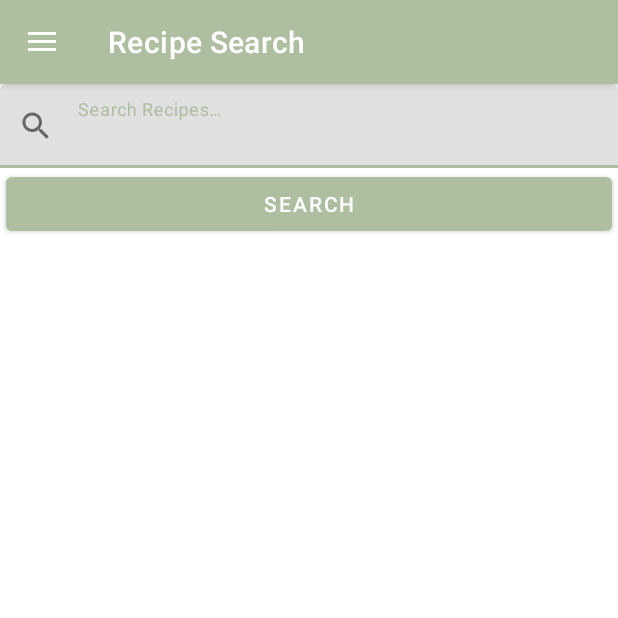
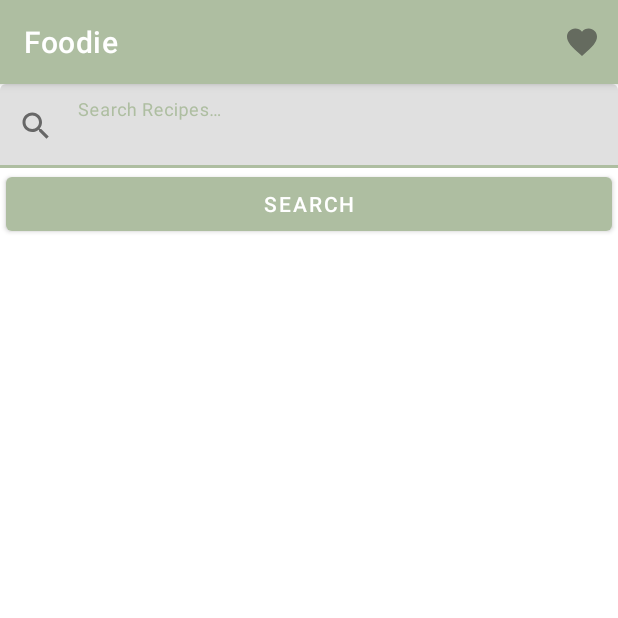
Before and after one commit to srslyashh/Recipe-Finder-Kotlin, an Android app: the screen it shows after launch (MainActivity), on a phone screen of 412 x 824 dp, the top half of it. Run offline under Robolectric (Android 15) with nearby library versions, the phone set to English and light mode, and no system bars; our stand-ins replace navigation-ui; pictures from the network do not load.

Commit message:
Removed navigation drawer, moved the favorite button the menu bar, made the landing screen for view recipe and favorited recipes.

```diff
--- a/app/build.gradle
+++ b/app/build.gradle
@@ -56,6 +56,7 @@ dependencies {
     implementation 'org.jetbrains.kotlinx:kotlinx-coroutines-android:1.6.4'
 
     implementation 'com.google.devtools.ksp:symbol-processing-api:1.7.21-1.0.8'
+    implementation 'androidx.constraintlayout:constraintlayout:2.1.4'
 
     ksp 'com.squareup.moshi:moshi-kotlin-codegen:1.14.0'
     ksp 'androidx.room:room-compiler:2.5.0'
--- a/app/src/main/java/com/example/foodie/ui/MainActivity.kt
+++ b/app/src/main/java/com/example/foodie/ui/MainActivity.kt
@@ -1,42 +1,135 @@
 package com.example.foodie.ui
 
+import android.content.Intent
 import androidx.appcompat.app.AppCompatActivity
 import android.os.Bundle
+import android.text.TextUtils
+import android.util.Log
+import android.view.Menu
+import android.view.MenuItem
+import android.view.View
+import android.widget.Button
+import android.widget.EditText
+import android.widget.TextView
+import androidx.activity.viewModels
 import androidx.drawerlayout.widget.DrawerLayout
+import androidx.fragment.app.viewModels
 import androidx.navigation.findNavController
 import androidx.navigation.fragment.NavHostFragment
 import androidx.navigation.ui.navigateUp
 import androidx.navigation.ui.AppBarConfiguration
 import androidx.navigation.ui.setupActionBarWithNavController
 import androidx.navigation.ui.setupWithNavController
+import androidx.recyclerview.widget.LinearLayoutManager
+import androidx.recyclerview.widget.RecyclerView
 import com.example.foodie.BuildConfig
 import com.example.foodie.R
+import com.example.foodie.data.LoadingStatus
+import com.example.foodie.data.Recipe
 import com.google.android.material.navigation.NavigationView
+import com.google.android.material.progressindicator.CircularProgressIndicator
 
 const val SPOONACULAR_API_KEY = "c98b547731df4cdda593ef7144516245"
 
 class MainActivity : AppCompatActivity() {
-    private lateinit var appBarConfig: AppBarConfiguration
+    private val TAG = "MainActivity"
+
+    private val simpleRecipeListAdapter = RecipeListAdapter(::onSimpleRecipeClick)
+    private val viewModel: RecipeSearchViewModel by viewModels()
+
+    private lateinit var searchResultsListRV: RecyclerView
+    private lateinit var searchErrorTV: TextView
+    private lateinit var loadingIndicator: CircularProgressIndicator
 
     override fun onCreate(savedInstanceState: Bundle?) {
         super.onCreate(savedInstanceState)
         setContentView(R.layout.activity_main)
 
-        val navHostFragment = supportFragmentManager.findFragmentById(
-            R.id.nav_host_fragment
-        ) as NavHostFragment
-        val navController = navHostFragment.navController
+        val searchBoxET: EditText = findViewById(R.id.et_search_box)
+        val searchBtn: Button = findViewById(R.id.btn_search)
 
-        val drawerLayout: DrawerLayout = findViewById(R.id.drawer_layout)
-        appBarConfig = AppBarConfiguration(navController.graph, drawerLayout)
-        setupActionBarWithNavController(navController, appBarConfig)
+        searchErrorTV = findViewById(R.id.tv_search_error)
+        loadingIndicator = findViewById(R.id.loading_indicator)
 
-        findViewById<NavigationView>(R.id.nav_view)?.setupWithNavController(navController)
+        /*
+         * Set up RecyclerView.
+         */
+        searchResultsListRV = findViewById(R.id.rv_search_results)
+        searchResultsListRV.layoutManager = LinearLayoutManager(this)
+        searchResultsListRV.setHasFixedSize(true)
+        searchResultsListRV.adapter = simpleRecipeListAdapter
+
+        /*
+         * Set up an observer on the current search results.  Every time the search results change,
+         * send the new search results into the RecyclerView adapter to be displayed.
+         */
+        viewModel.searchResults.observe(this) { searchResults ->
+            simpleRecipeListAdapter.updateSimpleRecipeList(searchResults)
+        }
+
+        /*
+         * Set up an observer on the loading status of the API query.  Display the correct UI
+         * elements based on the current loading status.
+         */
+        viewModel.loadingStatus.observe(this) { loadingStatus ->
+            when (loadingStatus) {
+                LoadingStatus.LOADING -> {
+                    loadingIndicator.visibility = View.VISIBLE
+                    searchResultsListRV.visibility = View.INVISIBLE
+                    searchErrorTV.visibility = View.INVISIBLE
+                }
+                LoadingStatus.ERROR -> {
+                    loadingIndicator.visibility = View.INVISIBLE
+                    searchResultsListRV.visibility = View.INVISIBLE
+                    searchErrorTV.visibility = View.VISIBLE
+                }
+                else -> {
+                    loadingIndicator.visibility = View.INVISIBLE
+                    searchResultsListRV.visibility = View.VISIBLE
+                    searchErrorTV.visibility = View.INVISIBLE
+                }
+            }
+        }
+
+        /*
+         * Set up an observer on the error message associated with the current API query.  If the
+         * error message is not null, display it to the user.
+         */
+        viewModel.errorMessage.observe(this) { errorMessage ->
+            if (errorMessage != null) {
+                Log.d(TAG, "Error executing search query: $errorMessage")
+                searchErrorTV.text = getString(R.string.search_error, errorMessage)
+            }
+        }
+
+        searchBtn.setOnClickListener {
+            val query = searchBoxET.text.toString()
+            if (!TextUtils.isEmpty(query)) {
+                viewModel.searchRecipes(query)
+                searchResultsListRV.scrollToPosition(0)
+            }
+        }
     }
 
-    override fun onSupportNavigateUp(): Boolean {
-        val navController = findNavController(R.id.nav_host_fragment)
-        return navController.navigateUp(appBarConfig)
-                || super.onSupportNavigateUp()
+    private fun onSimpleRecipeClick(recipe: Recipe) {
+        val intent = Intent(this, RecipeDetailActivity::class.java)
+        intent.putExtra(EXTRA_FAVORITE_RECIPE, recipe)
+        startActivity(intent)
+    }
+
+    override fun onCreateOptionsMenu(menu: Menu): Boolean {
+        menuInflater.inflate(R.menu.activity_main, menu)
+        return true
+    }
+
+    override fun onOptionsItemSelected(item: MenuItem): Boolean {
+        return when (item.itemId) {
+            R.id.action_favorite -> {
+                val intent = Intent(this, FavoritedRecipesActivity::class.java)
+                startActivity(intent)
+                true
+            }
+            else -> super.onOptionsItemSelected(item)
+        }
     }
 }
--- a/app/src/main/java/com/example/foodie/ui/RecipeSearchFragment.kt
+++ /dev/null
@@ -1,107 +0,0 @@
-package com.example.foodie.ui
-
-import android.os.Bundle
-import android.text.TextUtils
-import android.util.Log
-import android.view.View
-import android.widget.Button
-import android.widget.EditText
-import android.widget.TextView
-import androidx.fragment.app.Fragment
-import androidx.fragment.app.viewModels
-import androidx.navigation.fragment.findNavController
-import androidx.preference.PreferenceManager
-import androidx.recyclerview.widget.LinearLayoutManager
-import androidx.recyclerview.widget.RecyclerView
-import com.example.foodie.R
-import com.example.foodie.data.LoadingStatus
-import com.example.foodie.data.Recipe
-import com.google.android.material.progressindicator.CircularProgressIndicator
-
-class RecipeSearchFragment: Fragment(R.layout.recipe_search_fragment) {
-    private val TAG = "MainActivity"
-
-    private val simpleRecipeListAdapter = RecipeListAdapter(::onSimpleRecipeClick)
-    private val viewModel: RecipeSearchViewModel by viewModels()
-
-    private lateinit var searchResultsListRV: RecyclerView
-    private lateinit var searchErrorTV: TextView
-    private lateinit var loadingIndicator: CircularProgressIndicator
-
-    override fun onViewCreated(
-        view: View,
-        savedInstanceState: Bundle?
-    ) {
-        super.onViewCreated(view, savedInstanceState)
-
-        val searchBoxET: EditText = view.findViewById(R.id.et_search_box)
-        val searchBtn: Button = view.findViewById(R.id.btn_search)
-
-        searchErrorTV = view.findViewById(R.id.tv_search_error)
-        loadingIndicator = view.findViewById(R.id.loading_indicator)
-
-        /*
-         * Set up RecyclerView.
-         */
-        searchResultsListRV = view.findViewById(R.id.rv_search_results)
-        searchResultsListRV.layoutManager = LinearLayoutManager(requireContext())
-        searchResultsListRV.setHasFixedSize(true)
-        searchResultsListRV.adapter = simpleRecipeListAdapter
-
-        /*
-         * Set up an observer on the current search results.  Every time the search results change,
-         * send the new search results into the RecyclerView adapter to be displayed.
-         */
-        viewModel.searchResults.observe(viewLifecycleOwner) { searchResults ->
-            simpleRecipeListAdapter.updateSimpleRecipeList(searchResults)
-        }
-
-        /*
-         * Set up an observer on the loading status of the API query.  Display the correct UI
-         * elements based on the current loading status.
-         */
-        viewModel.loadingStatus.observe(viewLifecycleOwner) { loadingStatus ->
-            when (loadingStatus) {
-                LoadingStatus.LOADING -> {
-                    loadingIndicator.visibility = View.VISIBLE
-                    searchResultsListRV.visibility = View.INVISIBLE
-                    searchErrorTV.visibility = View.INVISIBLE
-                }
-                LoadingStatus.ERROR -> {
-                    loadingIndicator.visibility = View.INVISIBLE
-                    searchResultsListRV.visibility = View.INVISIBLE
-                    searchErrorTV.visibility = View.VISIBLE
-                }
-                else -> {
-                    loadingIndicator.visibility = View.INVISIBLE
-                    searchResultsListRV.visibility = View.VISIBLE
-                    searchErrorTV.visibility = View.INVISIBLE
-                }
-            }
-        }
-
-        /*
-         * Set up an observer on the error message associated with the current API query.  If the
-         * error message is not null, display it to the user.
-         */
-        viewModel.errorMessage.observe(viewLifecycleOwner) { errorMessage->
-            if (errorMessage != null) {
-                Log.d(TAG, "Error executing search query: $errorMessage")
-                searchErrorTV.text = getString(R.string.search_error, errorMessage)
-            }
-        }
-
-        searchBtn.setOnClickListener {
-            val query = searchBoxET.text.toString()
-            if (!TextUtils.isEmpty(query)) {
-                viewModel.searchRecipes(query)
-                searchResultsListRV.scrollToPosition(0)
-            }
-        }
-    }
-
-    private fun onSimpleRecipeClick(recipe: Recipe) {
-        val directions = RecipeSearchFragmentDirections.navigateToRecipeDetail(recipe)
-        findNavController().navigate(directions)
-    }
-}
--- a/app/src/main/res/layout/activity_main.xml
+++ b/app/src/main/res/layout/activity_main.xml
@@ -1,33 +1,57 @@
 <?xml version="1.0" encoding="utf-8"?>
-<androidx.drawerlayout.widget.DrawerLayout
-    xmlns:android="http://schemas.android.com/apk/res/android"
+<LinearLayout xmlns:android="http://schemas.android.com/apk/res/android"
     xmlns:tools="http://schemas.android.com/tools"
-    xmlns:app="http://schemas.android.com/apk/res-auto"
-    android:id="@+id/drawer_layout"
     android:layout_width="match_parent"
     android:layout_height="match_parent"
+    xmlns:app="http://schemas.android.com/apk/res-auto"
+    android:orientation="vertical"
     tools:context=".ui.MainActivity">
 
-    <androidx.coordinatorlayout.widget.CoordinatorLayout
+    <com.google.android.material.textfield.TextInputLayout
         android:layout_width="match_parent"
-        android:layout_height="match_parent"
-        android:orientation="vertical">
+        android:layout_height="wrap_content"
+        android:layout_gravity="center"
+        android:hint="@string/search_hint"
+        app:startIconDrawable="@drawable/ic_baseline_search_24">
+        <com.google.android.material.textfield.TextInputEditText
+            android:id="@+id/et_search_box"
+            android:layout_width="match_parent"
+            android:layout_height="wrap_content" />
+    </com.google.android.material.textfield.TextInputLayout>
 
-        <androidx.fragment.app.FragmentContainerView
-            android:id="@+id/nav_host_fragment"
+    <Button
+        android:id="@+id/btn_search"
+        android:layout_width="match_parent"
+        android:layout_height="wrap_content"
+        android:layout_marginHorizontal="4dp"
+        style="?attr/materialButtonStyle"
+        android:text="@string/search" />
+
+    <FrameLayout
+        android:layout_width="match_parent"
+        android:layout_height="match_parent">
+        <androidx.recyclerview.widget.RecyclerView
+            android:id="@+id/rv_search_results"
             android:layout_width="match_parent"
-            android:layout_height="match_parent"
-            android:name="androidx.navigation.fragment.NavHostFragment"
-            app:navGraph="@navigation/main_nav_graph"
-            app:defaultNavHost="true" />
+            android:layout_height="match_parent" />
 
-    </androidx.coordinatorlayout.widget.CoordinatorLayout>
+        <TextView
+            android:id="@+id/tv_search_error"
+            android:layout_width="wrap_content"
+            android:layout_height="wrap_content"
+            android:padding="16dp"
+            android:textAppearance="?attr/textAppearanceBody1"
+            android:textColor="?attr/colorError"
+            android:visibility="invisible" />
 
-    <com.google.android.material.navigation.NavigationView
-        android:id="@+id/nav_view"
-        android:layout_width="wrap_content"
-        android:layout_height="match_parent"
-        android:layout_gravity="start"
-        app:menu="@menu/main_nav_drawer"/>
+        <com.google.android.material.progressindicator.CircularProgressIndicator
+            android:id="@+id/loading_indicator"
+            android:layout_width="wrap_content"
+            android:layout_height="wrap_content"
+            android:indeterminate="true"
+            android:layout_marginTop="32dp"
+            android:layout_gravity="top|center_horizontal"
+            android:visibility="invisible" />
+    </FrameLayout>
 
-</androidx.drawerlayout.widget.DrawerLayout>
+</LinearLayout>
--- a/app/src/main/res/layout/favorited_recipes_fragment.xml
+++ /dev/null
@@ -1,5 +0,0 @@
-<?xml version="1.0" encoding="utf-8"?>
-<androidx.recyclerview.widget.RecyclerView xmlns:android="http://schemas.android.com/apk/res/android"
-    android:id="@+id/rv_favorited_recipes"
-    android:layout_width="match_parent"
-    android:layout_height="match_parent" />
--- a/app/src/main/res/layout/recipe_search_fragment.xml
+++ /dev/null
@@ -1,57 +0,0 @@
-<?xml version="1.0" encoding="utf-8"?>
-<LinearLayout xmlns:android="http://schemas.android.com/apk/res/android"
-    xmlns:tools="http://schemas.android.com/tools"
-    android:layout_width="match_parent"
-    android:layout_height="match_parent"
-    xmlns:app="http://schemas.android.com/apk/res-auto"
-    android:orientation="vertical"
-    tools:context=".ui.MainActivity">
-
-    <com.google.android.material.textfield.TextInputLayout
-        android:layout_width="match_parent"
-        android:layout_height="wrap_content"
-        android:layout_gravity="center"
-        android:hint="@string/search_hint"
-        app:startIconDrawable="@drawable/ic_baseline_search_24">
-        <com.google.android.material.textfield.TextInputEditText
-            android:id="@+id/et_search_box"
-            android:layout_width="match_parent"
-            android:layout_height="wrap_content" />
-    </com.google.android.material.textfield.TextInputLayout>
-
-    <Button
-        android:id="@+id/btn_search"
-        android:layout_width="match_parent"
-        android:layout_height="wrap_content"
-        android:layout_marginHorizontal="4dp"
-        style="?attr/materialButtonStyle"
-        android:text="@string/search" />
-
-    <FrameLayout
-        android:layout_width="match_parent"
-        android:layout_height="match_parent">
-        <androidx.recyclerview.widget.RecyclerView
-            android:id="@+id/rv_search_results"
-            android:layout_width="match_parent"
-            android:layout_height="match_parent" />
-
-        <TextView
-            android:id="@+id/tv_search_error"
-            android:layout_width="wrap_content"
-            android:layout_height="wrap_content"
-            android:padding="16dp"
-            android:textAppearance="?attr/textAppearanceBody1"
-            android:textColor="?attr/colorError"
-            android:visibility="invisible" />
-
-        <com.google.android.material.progressindicator.CircularProgressIndicator
-            android:id="@+id/loading_indicator"
-            android:layout_width="wrap_content"
-            android:layout_height="wrap_content"
-            android:indeterminate="true"
-            android:layout_marginTop="32dp"
-            android:layout_gravity="top|center_horizontal"
-            android:visibility="invisible" />
-    </FrameLayout>
-
-</LinearLayout>
--- a/app/src/main/res/menu/activity_recipe_detail.xml
+++ b/app/src/main/res/menu/activity_favorite_detail.xml
@@ -3,7 +3,7 @@
     xmlns:android="http://schemas.android.com/apk/res/android"
     xmlns:app="http://schemas.android.com/apk/res-auto">
     <item
-        android:id="@+id/action_favorite"
+        android:id="@+id/action_bookmark"
         android:icon="@drawable/ic_action_favorite_off"
         android:title="@string/action_favorite"
         android:checkable="true"
--- a/app/src/main/res/menu/activity_main.xml
+++ b/app/src/main/res/menu/activity_main.xml
@@ -3,8 +3,8 @@
     xmlns:android="http://schemas.android.com/apk/res/android"
     xmlns:app="http://schemas.android.com/apk/res-auto">
     <item
-        android:id="@+id/action_bookmarks"
+        android:id="@+id/action_favorite"
         android:icon="@drawable/ic_action_favorite_on"
         android:title="@string/action_favorites"
-        app:showAsAction="ifRoom" />
+        app:showAsAction="ifRoom" />ß
 </menu>
--- a/app/src/main/res/menu/main_nav_drawer.xml
+++ /dev/null
@@ -1,7 +0,0 @@
-<?xml version="1.0" encoding="utf-8"?>
-<menu xmlns:android="http://schemas.android.com/apk/res/android">
-    <item
-        android:id="@+id/favorited_recipes"
-        android:title="@string/label_favorited_recipes"
-        android:icon="@drawable/ic_action_favorite_on" />
-</menu>
```
Also changed, not shown: app/src/main/AndroidManifest.xml (+9 -0 lines), app/src/main/java/com/example/foodie/ui/FavoritedRecipesActivity.kt (renamed from app/src/main/java/com/example/foodie/ui/FavoritedRecipesFragment.kt, +14 -8 lines), app/src/main/java/com/example/foodie/ui/RecipeDetailActivity.kt (renamed from app/src/main/java/com/example/foodie/ui/RecipeDetailFragment.kt, +22 -16 lines), app/src/main/res/layout/activity_favorite_detail.xml (added, +15 -0 lines), app/src/main/res/layout/activity_favorited_recipes.xml (added, +8 -0 lines), app/src/main/res/layout/recipe_detail_fragment.xml (deleted, +0 -23 lines).
